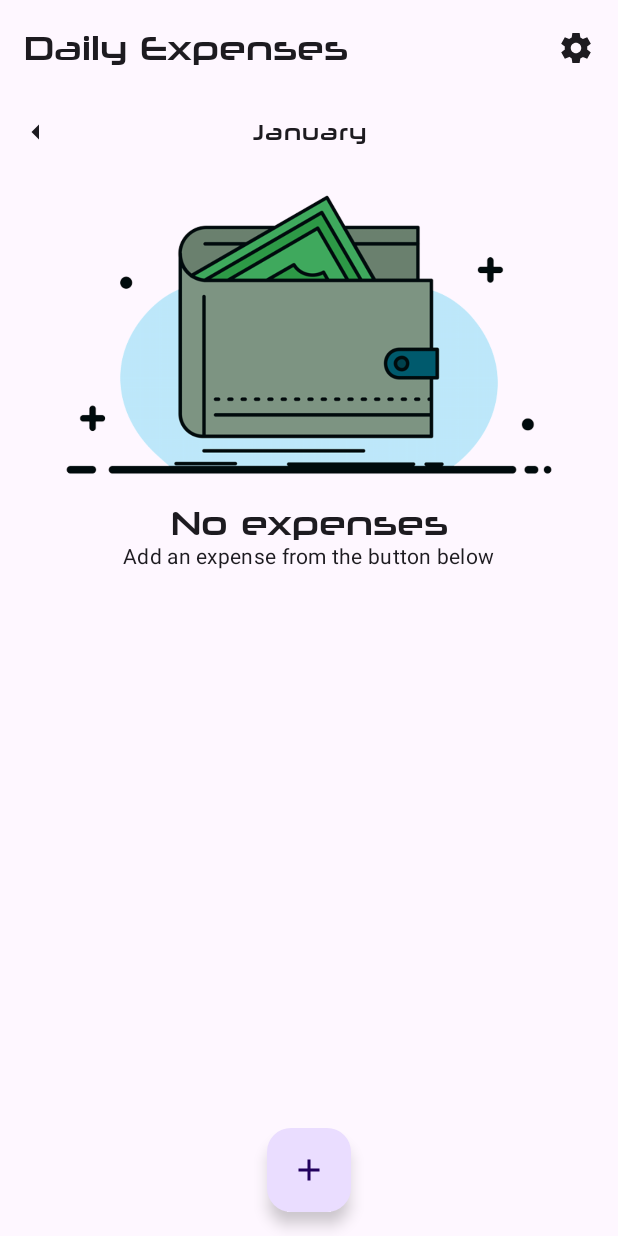
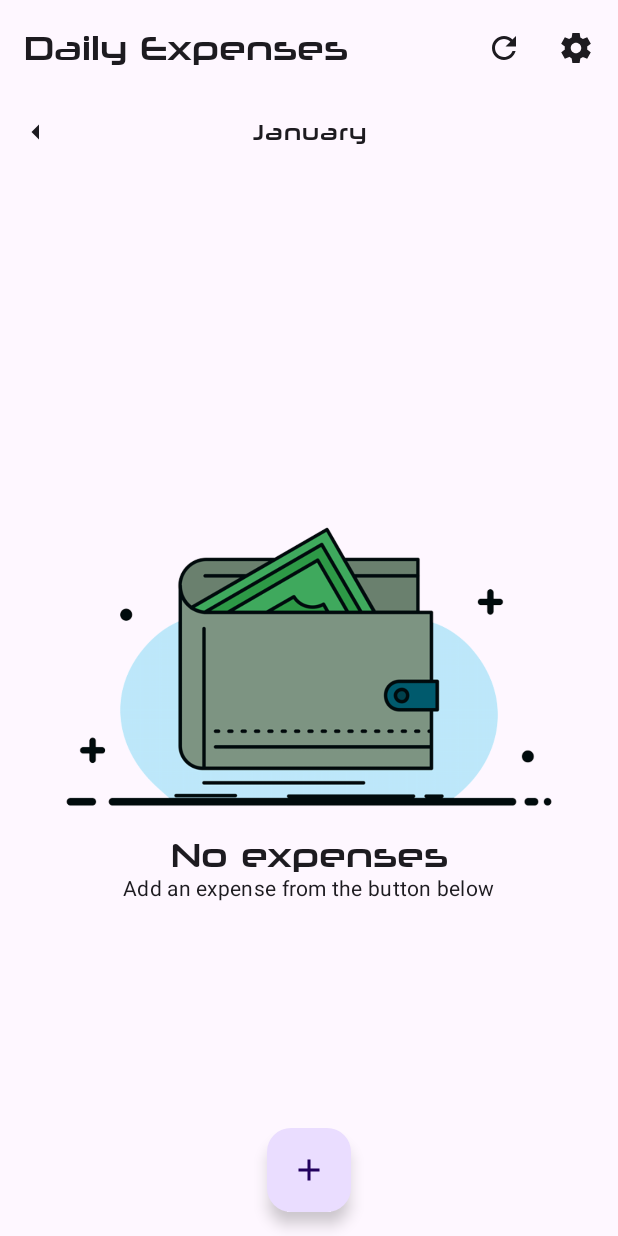
Before and after one commit to thebino/DailyExpenses, an Android app built with Jetpack Compose: the composable HomeContent shown on its own in the app's theme, on a phone screen of 412 x 824 dp. Run offline under Robolectric (Android 15) with nearby library versions, the phone set to English and light mode, and no system bars; our stand-ins replace Timber, constraintlayout-compose; network calls fail.

```diff
--- a/app/src/main/kotlin/pro/stuermer/dailyexpenses/ui/home/HomeScreen.kt
+++ b/app/src/main/kotlin/pro/stuermer/dailyexpenses/ui/home/HomeScreen.kt
@@ -15,16 +15,14 @@ import androidx.compose.foundation.layout.Column
 import androidx.compose.foundation.layout.PaddingValues
 import androidx.compose.foundation.layout.fillMaxSize
 import androidx.compose.foundation.layout.padding
-import androidx.compose.foundation.lazy.LazyColumn
 import androidx.compose.foundation.lazy.rememberLazyListState
-import androidx.compose.material.ExperimentalMaterialApi
 import androidx.compose.material.icons.Icons
 import androidx.compose.material.icons.filled.Add
+import androidx.compose.material.icons.sharp.Refresh
 import androidx.compose.material.icons.sharp.Settings
 import androidx.compose.material.pullrefresh.PullRefreshIndicator
 import androidx.compose.material.pullrefresh.pullRefresh
 import androidx.compose.material.pullrefresh.rememberPullRefreshState
-import androidx.compose.material3.ExperimentalMaterial3Api
 import androidx.compose.material3.FabPosition
 import androidx.compose.material3.FloatingActionButton
 import androidx.compose.material3.Icon
@@ -114,6 +112,13 @@ fun HomeContent(
                     style = MaterialTheme.typography.titleLarge
                 )
             }, actions = {
+                IconButton(onClick = { handleEvent(HomeScreenEvent.RefreshEvent) }) {
+                    Icon(
+                        imageVector = Icons.Sharp.Refresh,
+                        tint = MaterialTheme.colorScheme.onSurface,
+                        contentDescription = null,
+                    )
+                }
                 IconButton(onClick = onNavigateToSettings) {
                     Icon(
                         imageVector = Icons.Sharp.Settings,
@@ -147,9 +152,6 @@ fun HomeContent(
         )
 
         Box(Modifier.pullRefresh(pullRefreshState)) {
-            LazyColumn(Modifier.fillMaxSize()) {
-                item {
-                    Box {
             Column(
                 modifier = Modifier
                     .fillMaxSize()
@@ -261,9 +263,6 @@ fun HomeContent(
                     )
                 }
             }
-                    }
-                }
-            }
 
             PullRefreshIndicator(
                 refreshing = state.isLoading,
--- a/app/src/main/res/values/strings.xml
+++ b/app/src/main/res/values/strings.xml
@@ -35,5 +35,7 @@
     <string name="settings_app_version_label">App Version</string>
     <string name="settings_app_version_content_accessibility">The current app version is <xliff:g id="version" example="1.0.0">%1$s</xliff:g></string>
     <string name="item_click_action_label_edit">Edit expense</string>
+
     <string name="item_click_action_label_delete">Delete expense</string>
+    <string name="item_click_action_description_delete">Are you sure you wanna delete this expense?</string>
 </resources>
```
Also changed, not shown: app/src/main/kotlin/pro/stuermer/dailyexpenses/ui/home/Content.kt (+42 -1 lines), 1 other file. Lines whose indentation alone changed are shown as unchanged.
